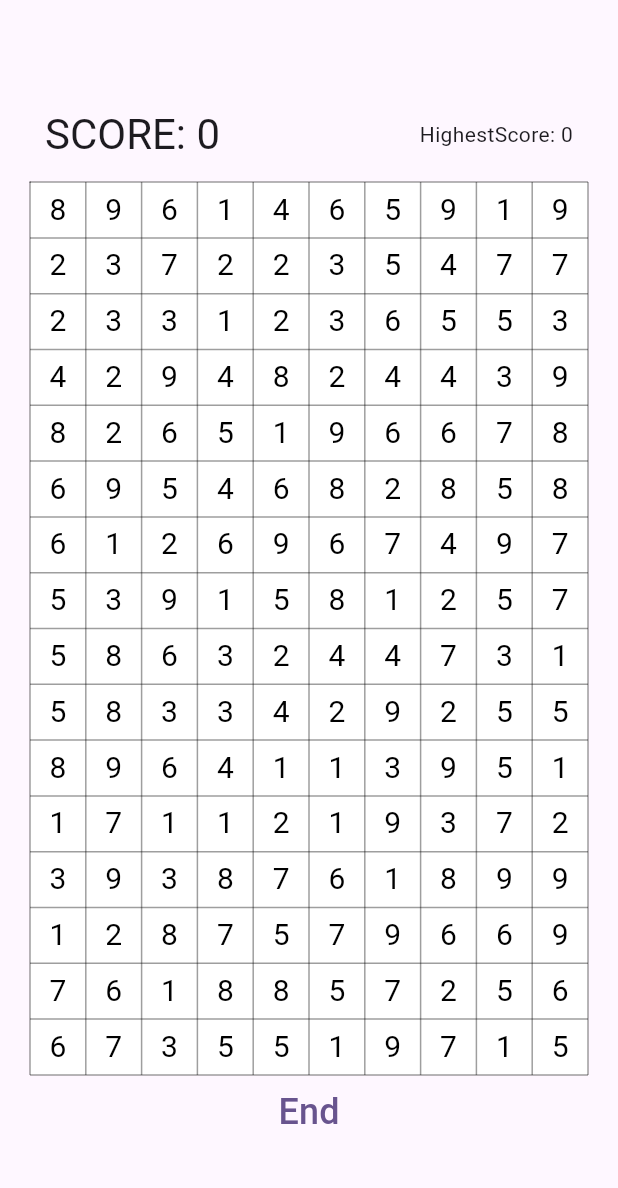
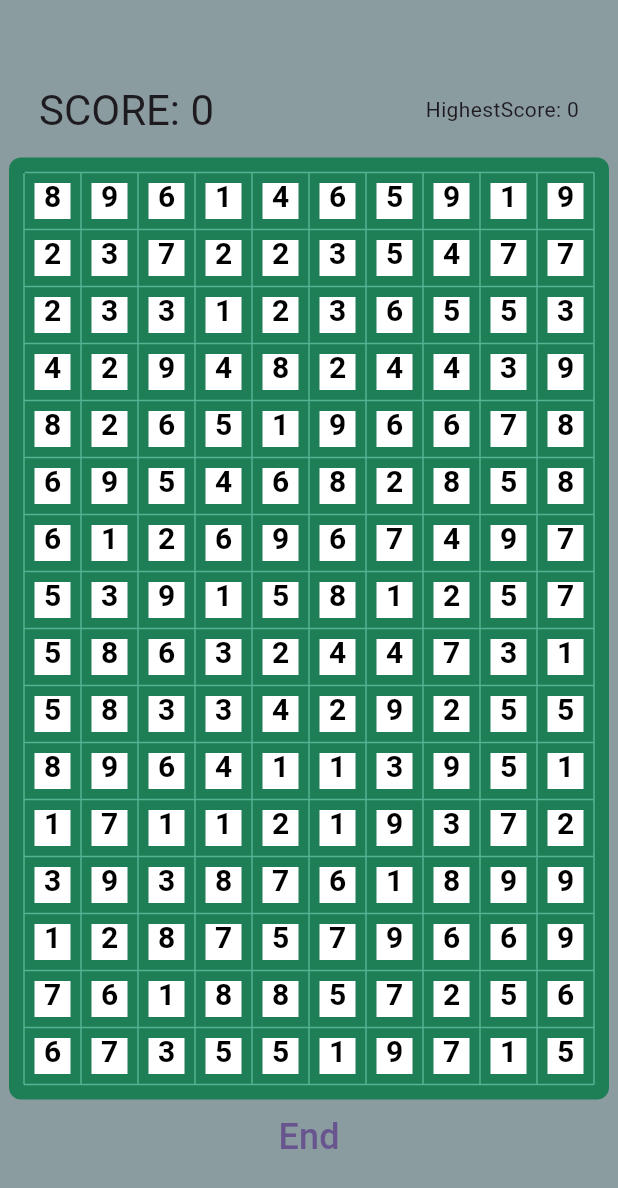
Before and after one commit to ChenCoin/Catfish, a Flutter app: the screen it shows after launch, after a tap on "Start", on a phone screen of 412 x 824 dp. Shown: the top 1188 px of the screen. Run offline on Flutter 3.47's test engine with Material 3 defaults, Android fonts, the light colour scheme and no system bars.

Commit message:
add brown board

```diff
--- a/lib/main.dart
+++ b/lib/main.dart
@@ -2,6 +2,7 @@
 
 import 'package:flutter/material.dart';
 import 'data/GridData.dart';
+import 'view/black_board.dart';
 import 'view/draw_board.dart';
 
 void main() {
@@ -66,9 +67,10 @@
   Widget build(BuildContext context) {
     final screenSize = MediaQuery.of(context).size;
     // 宽度为屏幕宽度 - 40，特殊适配大屏
-    final double width = min(screenSize.width - 40, 400);
+    final double width = min(screenSize.width - 32, 400);
     double height = width / 10 * 16;
     return Scaffold(
+      backgroundColor: const Color(0xff8A9CA0),
       body: Center(
         child: Column(
           mainAxisAlignment: MainAxisAlignment.center,
@@ -95,10 +97,21 @@
                 ],
               ),
             ),
-            CustomPaintRoute(
-              size: Size(width, height),
-              callback: _onScoreChanged,
-              data: data,
+            Stack(
+              alignment: Alignment.center,
+              children: [
+                RepaintBoundary(
+                    child: BlackBoard(size: Size(width + 20, height + 20))),
+                SizedBox(
+                  width: width,
+                  height: height,
+                  child: CustomPaintRoute(
+                    size: Size(width, height),
+                    callback: _onScoreChanged,
+                    data: data,
+                  ),
+                ),
+              ],
             ),
             TextButton(
               onPressed: () => _onBtnTap(),
--- a/lib/view/black_board.dart
+++ b/lib/view/black_board.dart
@@ -1,3 +1,29 @@
-class BlackBoard {
+import 'package:flutter/material.dart';
 
+class BlackBoard extends StatelessWidget {
+  final Size size;
+
+  const BlackBoard({super.key, required this.size});
+
+  @override
+  Widget build(BuildContext context) => CustomPaint(
+        size: size,
+        painter: _BlackBoard(),
+      );
 }
+
+class _BlackBoard extends CustomPainter {
+  @override
+  void paint(Canvas canvas, Size size) {
+    var rect = Offset.zero & size;
+    var paint = Paint()
+      ..isAntiAlias = true
+      ..style = PaintingStyle.fill //填充
+      ..color = const Color(0xff1e7f56);
+    canvas.drawRRect(RRect.fromRectAndRadius(rect, const Radius.circular(8)), paint);
+  }
+
+  // 返回false, 后面介绍
+  @override
+  bool shouldRepaint(CustomPainter oldDelegate) => false;
+}
--- a/lib/view/draw_board.dart
+++ b/lib/view/draw_board.dart
@@ -27,6 +27,7 @@ class _DrawBoard extends State<CustomPaintRoute> {
   Widget build(BuildContext context) {
     final size = widget.size;
     return Stack(
+      alignment: Alignment.center,
       children: [
         RepaintBoundary(
           child: NumBoard(
--- a/lib/view/num_board.dart
+++ b/lib/view/num_board.dart
@@ -24,45 +24,47 @@ class _NumBoardState extends State<NumBoard> {
     var size = widget.size;
     return CustomPaint(
       size: size,
-      painter: MyPainter(width: size.width, data: widget.data, repaint: repaint),
+      painter:
+          MyPainter(width: size.width, data: widget.data, repaint: repaint),
     );
   }
 }
 
 void drawBackground(Canvas canvas, Rect rect, double grid) {
-  //棋盘背景
+  //画棋盘网格
   var paint = Paint()
     ..isAntiAlias = true
-    ..style = PaintingStyle.fill //填充
-    ..color = const Color(0xffffffff);
-  canvas.drawRect(rect, paint);
-
-  //画棋盘网格
-  paint
     ..style = PaintingStyle.stroke //线
-    ..color = Colors.black38
+    ..color = const Color(0xFF56B293)
     ..strokeWidth = 1.0;
 
   //画横线
   for (int i = 0; i <= GridData.row; i++) {
     double dy = rect.top + grid * i;
-    canvas.drawLine(
-        Offset(rect.left, dy), Offset(rect.right, dy), paint);
+    canvas.drawLine(Offset(rect.left, dy), Offset(rect.right, dy), paint);
   }
 
   for (int i = 0; i <= GridData.col; i++) {
     double dx = rect.left + grid * i;
-    canvas.drawLine(
-        Offset(dx, rect.top), Offset(dx, rect.bottom), paint);
+    canvas.drawLine(Offset(dx, rect.top), Offset(dx, rect.bottom), paint);
   }
 }
 
 // 绘制数字
 void drawPieces(Canvas canvas, Rect rect, double grid, GridData data) {
+  int p = 7;
+  var gridPaint = Paint()
+    ..isAntiAlias = true
+    ..style = PaintingStyle.fill
+    ..color = Colors.white;
   var paint = TextPainter()
     ..textAlign = TextAlign.center
     ..textDirection = TextDirection.ltr;
-  const style = TextStyle(color: Colors.black, fontSize: 20);
+  const style = TextStyle(
+    color: Colors.black,
+    fontSize: 20,
+    fontWeight: FontWeight.bold,
+  );
   for (int i = 0; i < GridData.row; i++) {
     var list = data.grids[i];
     for (int j = 0; j < GridData.col; j++) {
@@ -70,9 +72,15 @@ void drawPieces(Canvas canvas, Rect rect, double grid, GridData data) {
       if (content == 0) {
         continue;
       }
+      var left = grid * j + p;
+      var top = grid * i + p;
+      var right = left + grid - p * 2;
+      var bottom = top + grid - p * 2;
+      var gridRect = Rect.fromLTRB(left, top, right, bottom);
+      canvas.drawRect(gridRect, gridPaint);
       paint.text = TextSpan(text: content.toString(), style: style);
       paint.layout(minWidth: grid);
-      paint.paint(canvas, Offset(grid * j, grid * i + 6));
+      paint.paint(canvas, Offset(grid * j, grid * i + 4));
     }
   }
 }
```
